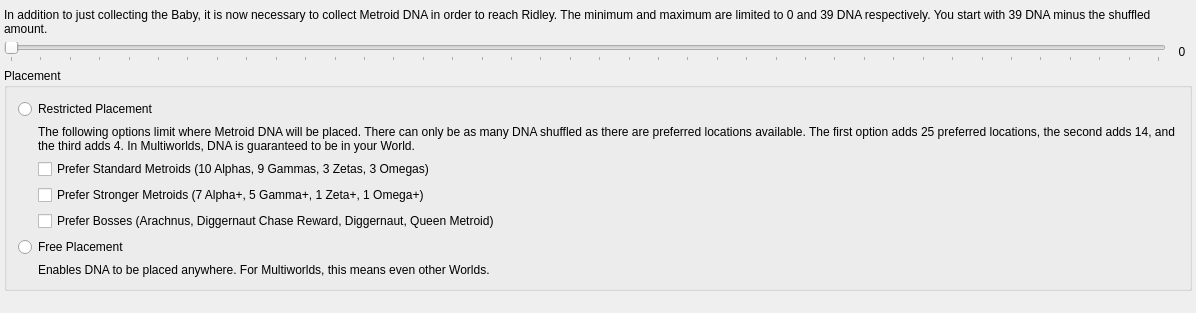
Above: randovania/games/samus_returns/gui/ui_files/preset_msr_goal.ui from randovania/randovania before the change. Below: the same form after it.
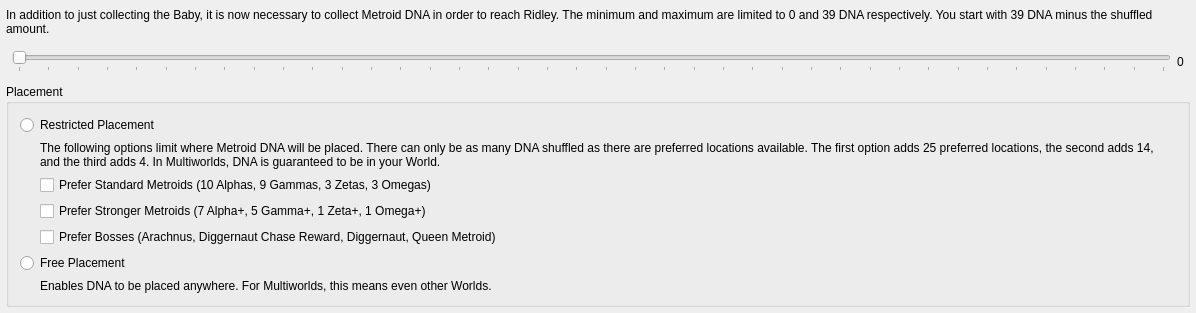
That is the form after the change.

Commit message: MSR: make GUI stuff more consistent

The edit to the form file:
```diff
--- a/randovania/games/samus_returns/gui/ui_files/preset_msr_goal.ui
+++ b/randovania/games/samus_returns/gui/ui_files/preset_msr_goal.ui
@@ -22,16 +22,16 @@
    </property>
    <layout class="QVBoxLayout" name="goal_layout">
     <property name="leftMargin">
-     <number>4</number>
+     <number>6</number>
     </property>
     <property name="topMargin">
-     <number>8</number>
+     <number>6</number>
     </property>
     <property name="rightMargin">
-     <number>4</number>
+     <number>6</number>
     </property>
     <property name="bottomMargin">
-     <number>8</number>
+     <number>6</number>
     </property>
     <item>
      <widget class="QLabel" name="description_label">
@@ -45,8 +45,26 @@
     </item>
     <item>
      <layout class="QHBoxLayout" name="dna_slider_layout">
+      <property name="leftMargin">
+       <number>6</number>
+      </property>
+      <property name="topMargin">
+       <number>6</number>
+      </property>
+      <property name="rightMargin">
+       <number>6</number>
+      </property>
+      <property name="bottomMargin">
+       <number>6</number>
+      </property>
       <item>
        <widget class="QSlider" name="dna_slider">
+        <property name="sizePolicy">
+         <sizepolicy hsizetype="Expanding" vsizetype="Preferred">
+          <horstretch>0</horstretch>
+          <verstretch>0</verstretch>
+         </sizepolicy>
+        </property>
         <property name="maximum">
          <number>39</number>
         </property>
@@ -64,14 +82,14 @@
       <item>
        <widget class="QLabel" name="dna_slider_label">
         <property name="sizePolicy">
-         <sizepolicy hsizetype="Fixed" vsizetype="Fixed">
+         <sizepolicy hsizetype="Preferred" vsizetype="Preferred">
           <horstretch>0</horstretch>
           <verstretch>0</verstretch>
          </sizepolicy>
         </property>
         <property name="minimumSize">
          <size>
-          <width>20</width>
+          <width>0</width>
           <height>0</height>
          </size>
         </property>
@@ -93,6 +111,12 @@
       <layout class="QVBoxLayout" name="verticalLayout">
        <item>
         <widget class="QRadioButton" name="restrict_placement_radiobutton">
+         <property name="sizePolicy">
+          <sizepolicy hsizetype="Preferred" vsizetype="Preferred">
+           <horstretch>0</horstretch>
+           <verstretch>0</verstretch>
+          </sizepolicy>
+         </property>
          <property name="text">
           <string>Restricted Placement</string>
          </property>
@@ -100,6 +124,9 @@
        </item>
        <item>
         <layout class="QVBoxLayout" name="verticalLayout_2">
+         <property name="spacing">
+          <number>6</number>
+         </property>
          <property name="leftMargin">
           <number>20</number>
          </property>
@@ -115,6 +142,12 @@
          </item>
          <item>
           <widget class="QCheckBox" name="prefer_metroids_check">
+           <property name="sizePolicy">
+            <sizepolicy hsizetype="Preferred" vsizetype="Preferred">
+             <horstretch>0</horstretch>
+             <verstretch>0</verstretch>
+            </sizepolicy>
+           </property>
            <property name="text">
             <string>Prefer Standard Metroids (10 Alphas, 9 Gammas, 3 Zetas, 3 Omegas)</string>
            </property>
@@ -122,6 +155,12 @@
          </item>
          <item>
           <widget class="QCheckBox" name="prefer_stronger_metroids_check">
+           <property name="sizePolicy">
+            <sizepolicy hsizetype="Preferred" vsizetype="Preferred">
+             <horstretch>0</horstretch>
+             <verstretch>0</verstretch>
+            </sizepolicy>
+           </property>
            <property name="text">
             <string>Prefer Stronger Metroids (7 Alpha+, 5 Gamma+, 1 Zeta+, 1 Omega+)</string>
            </property>
@@ -129,6 +168,12 @@
          </item>
          <item>
           <widget class="QCheckBox" name="prefer_bosses_check">
+           <property name="sizePolicy">
+            <sizepolicy hsizetype="Preferred" vsizetype="Preferred">
+             <horstretch>0</horstretch>
+             <verstretch>0</verstretch>
+            </sizepolicy>
+           </property>
            <property name="text">
             <string>Prefer Bosses (Arachnus, Diggernaut Chase Reward, Diggernaut, Queen Metroid)</string>
            </property>
@@ -138,6 +183,12 @@
        </item>
        <item>
         <widget class="QRadioButton" name="free_placement_radiobutton">
+         <property name="sizePolicy">
+          <sizepolicy hsizetype="Preferred" vsizetype="Preferred">
+           <horstretch>0</horstretch>
+           <verstretch>0</verstretch>
+          </sizepolicy>
+         </property>
          <property name="text">
           <string>Free Placement</string>
          </property>
@@ -160,19 +211,6 @@
       </layout>
      </widget>
     </item>
-    <item>
-     <spacer name="spacer">
-      <property name="orientation">
-       <enum>Qt::Vertical</enum>
-      </property>
-      <property name="sizeHint" stdset="0">
-       <size>
-        <width>20</width>
-        <height>40</height>
-       </size>
-      </property>
-     </spacer>
-    </item>
    </layout>
   </widget>
  </widget>
```
The commit also changes 6 other files.
